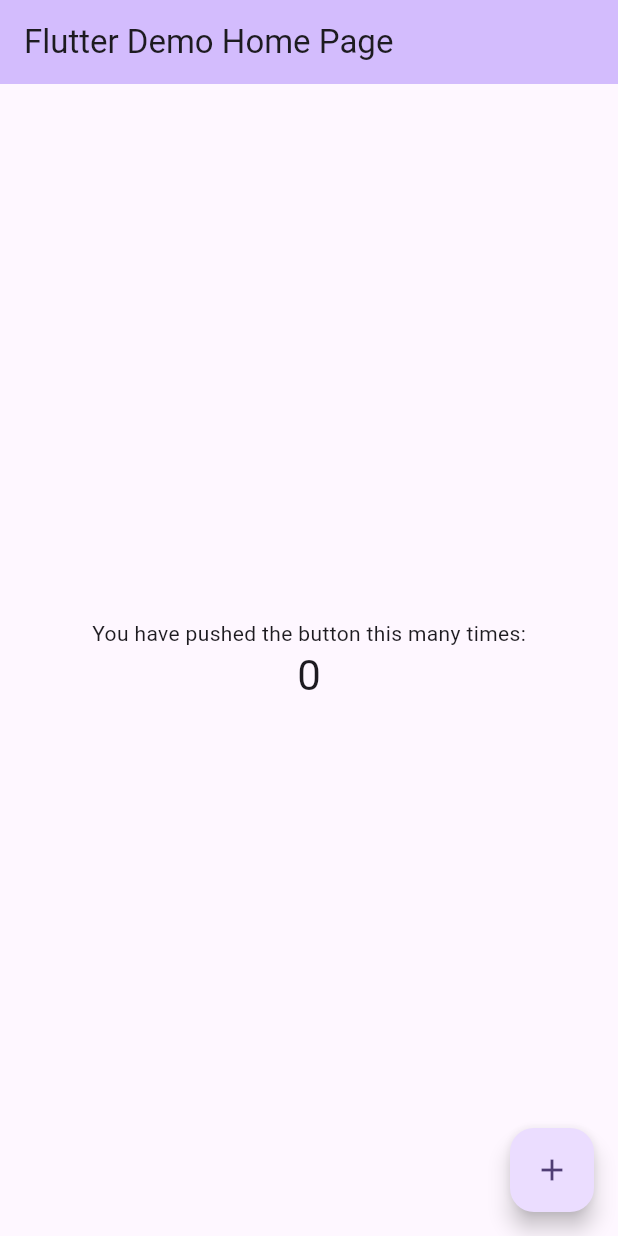
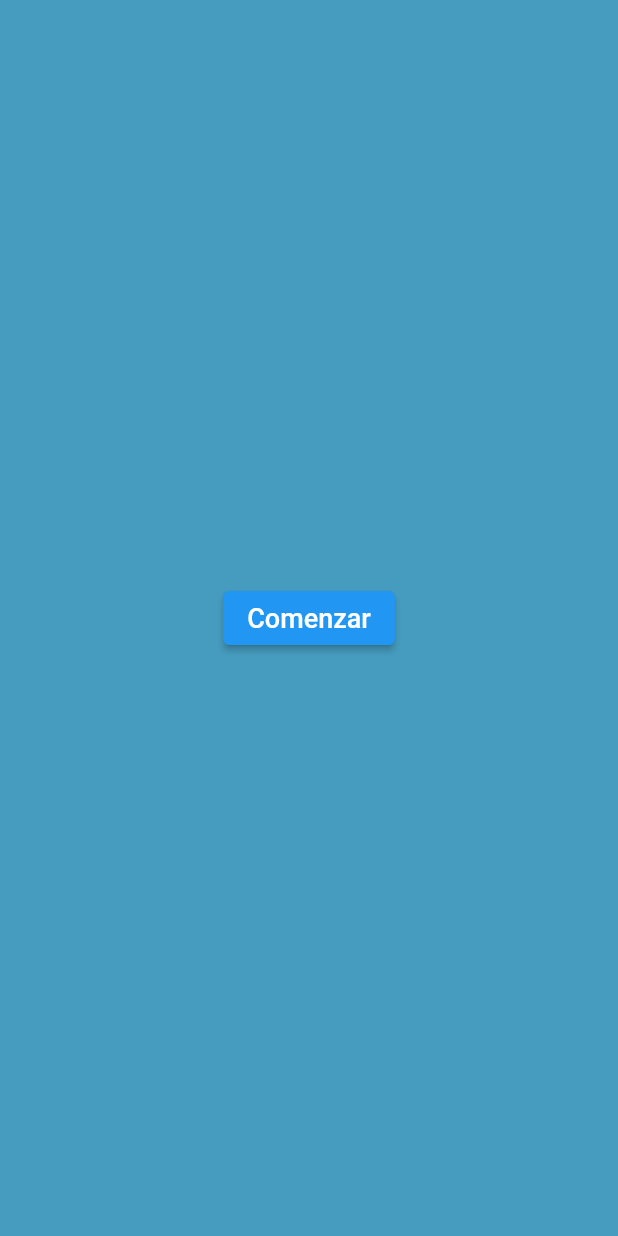
Before and after one commit to AngelMaldonado/TEA, a Flutter app: the screen it shows after launch, on a phone screen of 412 x 824 dp. Run offline on Flutter 3.47's test engine with Material 2 defaults, Android fonts, the light colour scheme and no system bars.

Commit message:
First Commit
Se implementó el sistema de rutas en el main y se inicializaron las paginas HomePage y Question1

```diff
--- a/lib/main.dart
+++ b/lib/main.dart
@@ -1,125 +1,19 @@
 import 'package:flutter/material.dart';
+import 'package:tea/screens/home_page.dart';
 
-void main() {
-  runApp(const MyApp());
-}
+void main() => runApp(const MyApp());
 
 class MyApp extends StatelessWidget {
   const MyApp({super.key});
 
-  // This widget is the root of your application.
   @override
   Widget build(BuildContext context) {
     return MaterialApp(
-      title: 'Flutter Demo',
-      theme: ThemeData(
-        // This is the theme of your application.
-        //
-        // TRY THIS: Try running your application with "flutter run". You'll see
-        // the application has a blue toolbar. Then, without quitting the app,
-        // try changing the seedColor in the colorScheme below to Colors.green
-        // and then invoke "hot reload" (save your changes or press the "hot
-        // reload" button in a Flutter-supported IDE, or press "r" if you used
-        // the command line to start the app).
-        //
-        // Notice that the counter didn't reset back to zero; the application
-        // state is not lost during the reload. To reset the state, use hot
-        // restart instead.
-        //
-        // This works for code too, not just values: Most code changes can be
-        // tested with just a hot reload.
-        colorScheme: ColorScheme.fromSeed(seedColor: Colors.deepPurple),
-        useMaterial3: true,
-      ),
-      home: const MyHomePage(title: 'Flutter Demo Home Page'),
+      title: 'Main',
+      initialRoute: '/',
+      routes:{
+        '/':(context) => const HomePage(),
+      },
     );
   }
 }
-
-class MyHomePage extends StatefulWidget {
-  const MyHomePage({super.key, required this.title});
-
-  // This widget is the home page of your application. It is stateful, meaning
-  // that it has a State object (defined below) that contains fields that affect
-  // how it looks.
-
-  // This class is the configuration for the state. It holds the values (in this
-  // case the title) provided by the parent (in this case the App widget) and
-  // used by the build method of the State. Fields in a Widget subclass are
-  // always marked "final".
-
-  final String title;
-
-  @override
-  State<MyHomePage> createState() => _MyHomePageState();
-}
-
-class _MyHomePageState extends State<MyHomePage> {
-  int _counter = 0;
-
-  void _incrementCounter() {
-    setState(() {
-      // This call to setState tells the Flutter framework that something has
-      // changed in this State, which causes it to rerun the build method below
-      // so that the display can reflect the updated values. If we changed
-      // _counter without calling setState(), then the build method would not be
-      // called again, and so nothing would appear to happen.
-      _counter++;
-    });
-  }
-
-  @override
-  Widget build(BuildContext context) {
-    // This method is rerun every time setState is called, for instance as done
-    // by the _incrementCounter method above.
-    //
-    // The Flutter framework has been optimized to make rerunning build methods
-    // fast, so that you can just rebuild anything that needs updating rather
-    // than having to individually change instances of widgets.
-    return Scaffold(
-      appBar: AppBar(
-        // TRY THIS: Try changing the color here to a specific color (to
-        // Colors.amber, perhaps?) and trigger a hot reload to see the AppBar
-        // change color while the other colors stay the same.
-        backgroundColor: Theme.of(context).colorScheme.inversePrimary,
-        // Here we take the value from the MyHomePage object that was created by
-        // the App.build method, and use it to set our appbar title.
-        title: Text(widget.title),
-      ),
-      body: Center(
-        // Center is a layout widget. It takes a single child and positions it
-        // in the middle of the parent.
-        child: Column(
-          // Column is also a layout widget. It takes a list of children and
-          // arranges them vertically. By default, it sizes itself to fit its
-          // children horizontally, and tries to be as tall as its parent.
-          //
-          // Column has various properties to control how it sizes itself and
-          // how it positions its children. Here we use mainAxisAlignment to
-          // center the children vertically; the main axis here is the vertical
-          // axis because Columns are vertical (the cross axis would be
-          // horizontal).
-          //
-          // TRY THIS: Invoke "debug painting" (choose the "Toggle Debug Paint"
-          // action in the IDE, or press "p" in the console), to see the
-          // wireframe for each widget.
-          mainAxisAlignment: MainAxisAlignment.center,
-          children: <Widget>[
-            const Text(
-              'You have pushed the button this many times:',
-            ),
-            Text(
-              '$_counter',
-              style: Theme.of(context).textTheme.headlineMedium,
-            ),
-          ],
-        ),
-      ),
-      floatingActionButton: FloatingActionButton(
-        onPressed: _incrementCounter,
-        tooltip: 'Increment',
-        child: const Icon(Icons.add),
-      ), // This trailing comma makes auto-formatting nicer for build methods.
-    );
-  }
-}
--- a/lib/screens/home.dart
+++ /dev/null
@@ -1,11 +0,0 @@
-import 'package:flutter/material.dart';
-
-class Home extends StatelessWidget {
-  const Home({super.key});
-
-  @override
-  Widget build(BuildContext context) {
-    // TODO: implement build
-    throw UnimplementedError();
-  }
-}
--- /dev/null
+++ b/lib/screens/home_page.dart
@@ -0,0 +1,23 @@
+import 'package:flutter/material.dart';
+
+class HomePage extends StatelessWidget {
+  const HomePage({super.key});
+
+  @override
+  Widget build(BuildContext context) {
+    return Scaffold(
+      backgroundColor: const Color(0xFF469CBF),
+      body: Center(
+        child: ElevatedButton(
+          onPressed: () {
+
+          },
+          child: const Text(
+            'Comenzar',
+            style: TextStyle(fontSize: 18),
+          ),
+        ),
+      ),
+    );
+  }
+}
```
Also changed, not shown: lib/screens/questions-screens/question_1.dart (added, +21 -0 lines), pubspec.lock, 1 other file.
